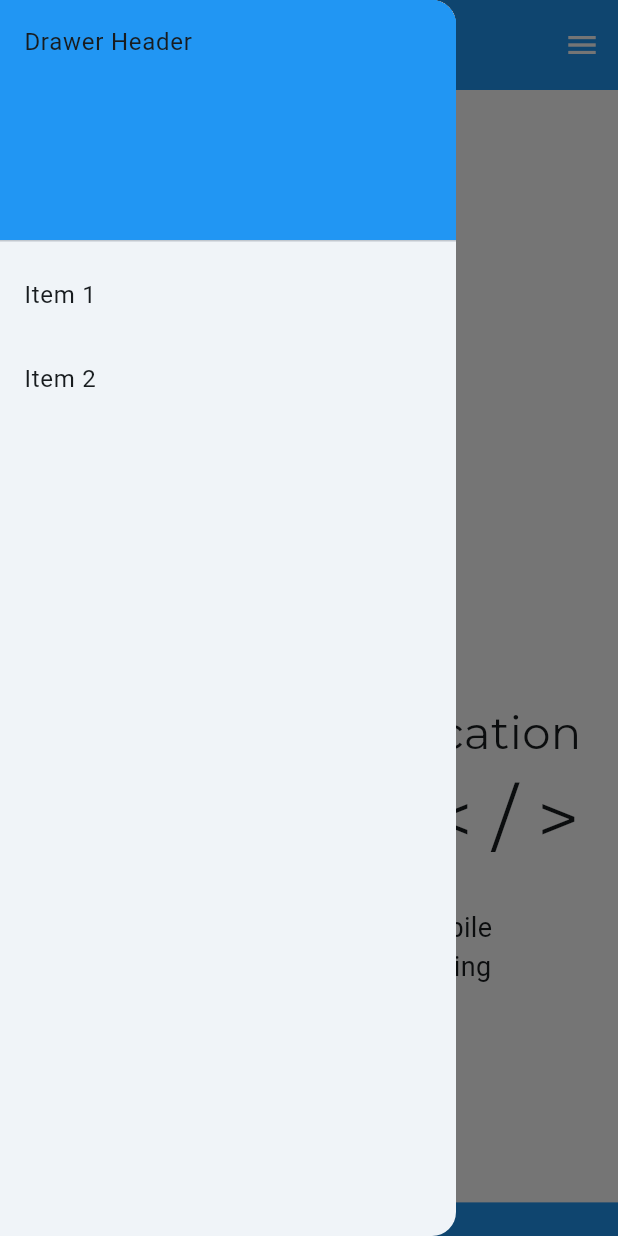
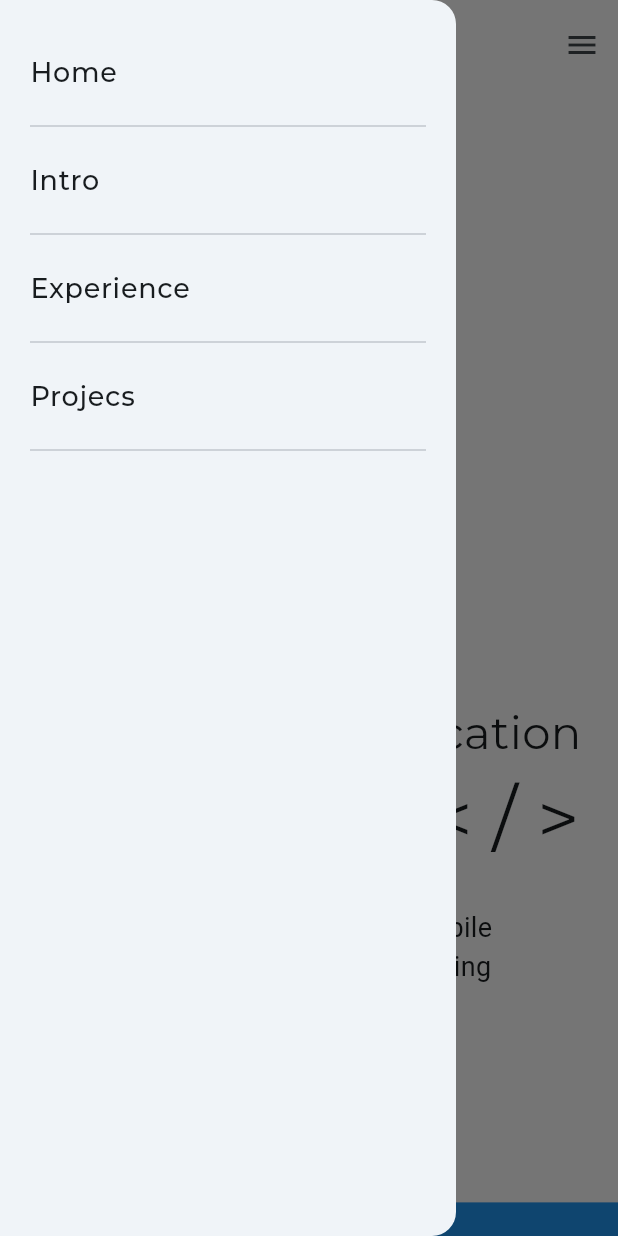
Before and after one commit to MostafaHamed-W/web_-portfolio, a Flutter app: the screen it shows after launch, with the side drawer open, on a phone screen of 412 x 824 dp. Run offline on Flutter 3.47's test engine with Material 3 defaults, Android fonts, the phone set to English and light mode, and no system bars; drawn by our look-alikes of auto_size_text; our stand-ins replace google_fonts.

Commit message:
Decorate drawer

```diff
--- a/lib/views/drawer/drawer_view.dart
+++ b/lib/views/drawer/drawer_view.dart
@@ -1,4 +1,6 @@
 import 'package:flutter/material.dart';
+import 'package:google_fonts/google_fonts.dart';
+import 'package:web_portfolio/utils/constants.dart';
 
 class DrawerView extends StatelessWidget {
   const DrawerView({super.key});
@@ -16,26 +18,30 @@ class DrawerView extends StatelessWidget {
               // Important: Remove any padding from the ListView.
               padding: EdgeInsets.zero,
               children: [
-                const DrawerHeader(
-                  decoration: BoxDecoration(
-                    color: Colors.blue,
+                // const DrawerHeader(
+                //   decoration: BoxDecoration(
+                //     color: Colors.blue,
+                //   ),
+                //   child: Text('Drawer Header'),
+                // ),
+                const SizedBox(height: 20),
+                for (var item in kNavigationItems)
+                  Column(
+                    children: [
+                      ListTile(
+                        contentPadding: const EdgeInsets.only(left: 20),
+                        title: Text(
+                          item.text,
+                          style: GoogleFonts.montserrat(fontSize: 18, fontWeight: FontWeight.w500),
                         ),
-                  child: Text('Drawer Header'),
-                ),
-                ListTile(
-                  title: const Text('Item 1'),
                         onTap: () {
                           // Update the state of the app.
                           // ...
                         },
                       ),
-                ListTile(
-                  title: const Text('Item 2'),
-                  onTap: () {
-                    // Update the state of the app.
-                    // ...
-                  },
-                ),
+                      const Divider(endIndent: 20, indent: 20),
+                    ],
+                  )
               ],
             ),
           );
--- a/lib/views/navigation_bar/navigation_bar_view.dart
+++ b/lib/views/navigation_bar/navigation_bar_view.dart
@@ -12,9 +12,9 @@ class NavigationBarView extends StatelessWidget {
       builder: (BuildContext context, BoxConstraints constraints) {
         if (constraints.maxWidth < 600) {
           return Container(
+            color: Colors.white,
             height: 60,
             width: double.infinity,
-            color: Colors.blue,
             child: Row(
               children: [
                 const FlutterLogo(),
@@ -25,7 +25,6 @@ class NavigationBarView extends StatelessWidget {
                   },
                   icon: const Icon(
                     Icons.menu,
-                    color: Colors.white,
                   ),
                 ),
               ],
```
Lines whose indentation alone changed are shown as unchanged.
